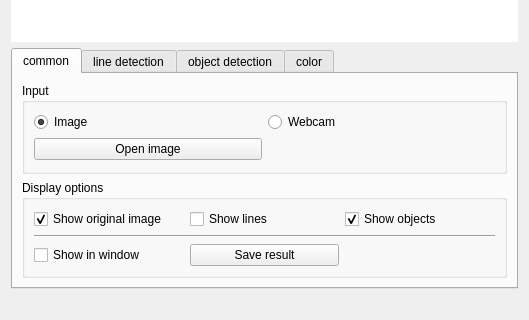
Old version of the form app/form/algorithmcontrolwidget.ui in the repository FormSeher/formseher; both pictures show x 0 to 529 and y 269 to 589 of the 529 by 589 pixel window.
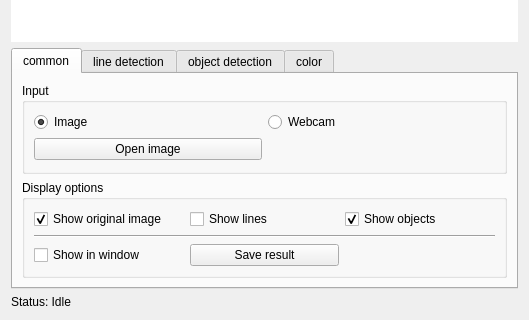
New version of the form.

Commit message: Added status messages for benchmarks and algorithm calculation start.

The edit to the form file:
```diff
--- a/app/form/algorithmcontrolwidget.ui
+++ b/app/form/algorithmcontrolwidget.ui
@@ -2115,13 +2115,13 @@
    <item>
     <widget class="QLabel" name="statusLabel">
      <property name="sizePolicy">
-      <sizepolicy hsizetype="Ignored" vsizetype="Preferred">
+      <sizepolicy hsizetype="Preferred" vsizetype="Preferred">
        <horstretch>0</horstretch>
        <verstretch>0</verstretch>
       </sizepolicy>
      </property>
      <property name="text">
-      <string/>
+      <string>Status: Idle</string>
      </property>
     </widget>
    </item>
```
The commit also changes 4 other files.
